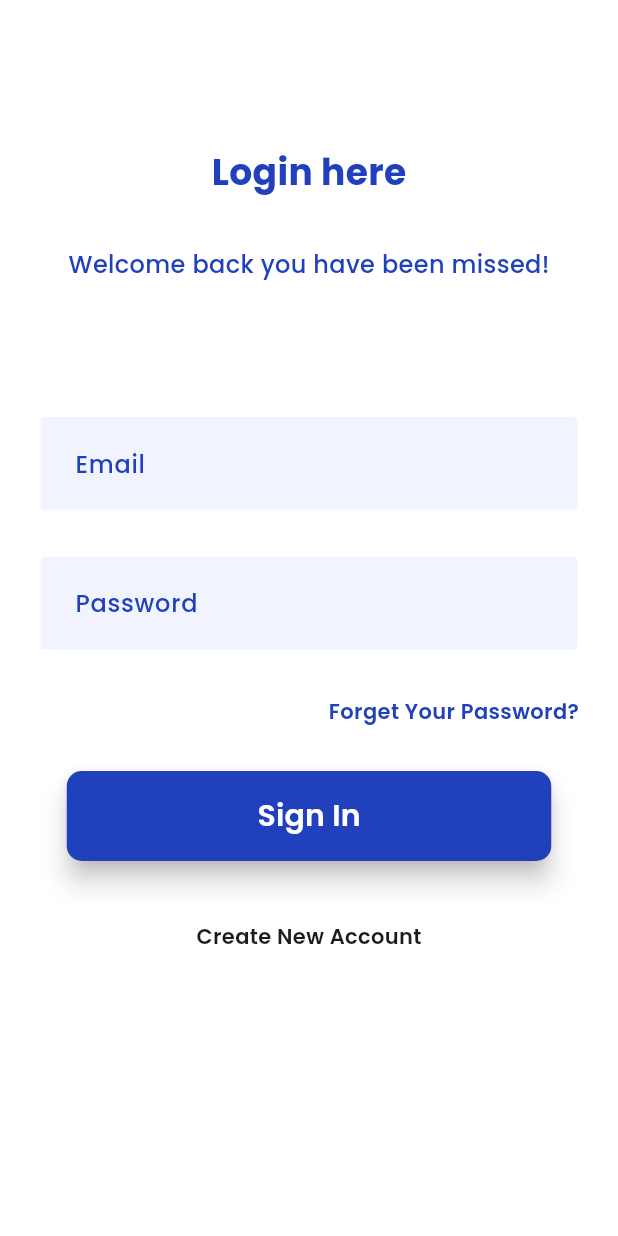
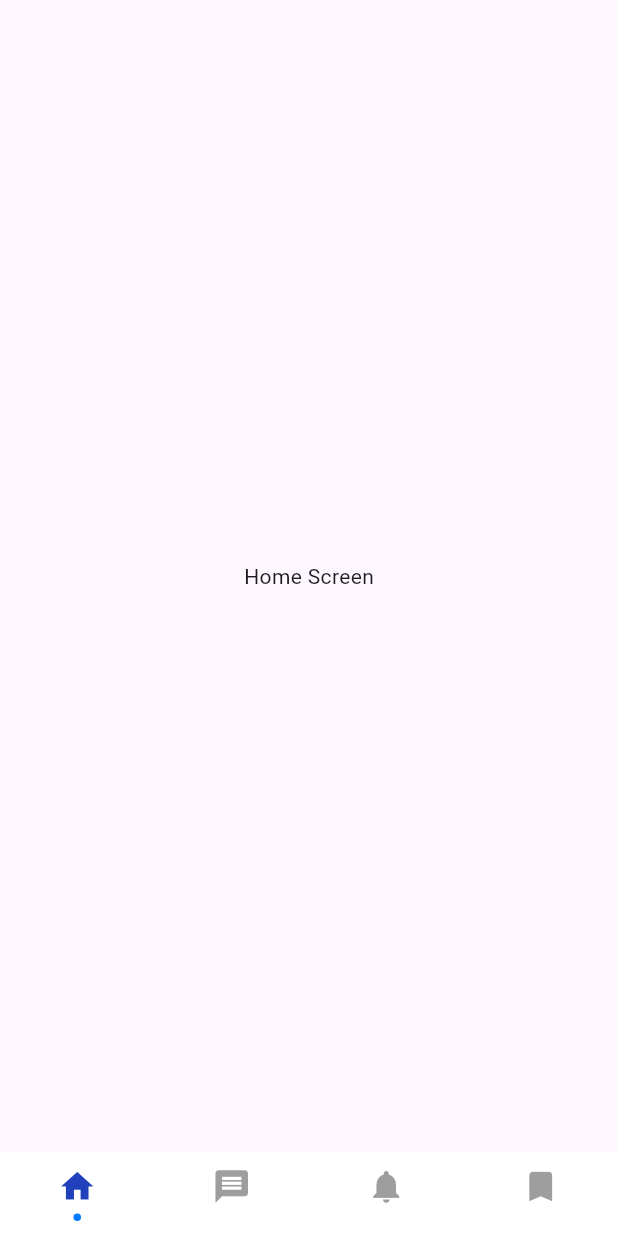
Before and after one commit to AhmedMahmoud2024/job_founder, a Flutter app: the LoginPage screen opened directly, after a tap on "Sign In", on a phone screen of 412 x 824 dp. Run offline on Flutter 3.47's test engine with Material 3 defaults, Android fonts, the phone set to English and light mode, and no system bars; drawn by our look-alikes of persistent_bottom_nav_bar_v2; our stand-ins replace google_fonts.

Commit message:
implemented navigation bar screen

```diff
--- a/lib/features/auth/login/login.dart
+++ b/lib/features/auth/login/login.dart
@@ -4,6 +4,7 @@ import 'package:flutter/material.dart';
 import '../../../core/helper/strings.dart';
 import '../../../core/theme/colors.dart';
 import '../../../core/theme/styles.dart';
+import '../../bottom_nav_bar_screen.dart';
 import '../register/register.dart';
 import 'widgets/custom_material_button.dart';
 import 'widgets/custom_text_field.dart';
@@ -36,7 +37,9 @@ class LoginPage extends StatelessWidget {
                 )),
               ),
               SizedBox(height: 30,),
-              CustomMaterialButton(MaterialButtonText: Strings.signInText),
+              CustomMaterialButton(onPressed: () {
+                Navigator.push(context, MaterialPageRoute(builder: (context) => BottomNavBarScreen()));
+              },MaterialButtonText: Strings.signInText),
               SizedBox(height: 40,),
               GestureDetector(
                 onTap: () {
--- a/lib/features/auth/login/widgets/custom_material_button.dart
+++ b/lib/features/auth/login/widgets/custom_material_button.dart
@@ -5,12 +5,13 @@ import '../../../../core/theme/styles.dart';
 
 class CustomMaterialButton extends StatelessWidget {
   const CustomMaterialButton({
-    super.key, required this.MaterialButtonText,
+    super.key, required this.MaterialButtonText, required this.onPressed,
   });
+  final VoidCallback onPressed;
 final String MaterialButtonText ;
   @override
   Widget build(BuildContext context) {
-    return MaterialButton(onPressed: (){},
+    return MaterialButton(onPressed: onPressed,
     color:AppColors.primaryColor,
     minWidth: 323,
     height:60,
--- a/lib/features/auth/register/register.dart
+++ b/lib/features/auth/register/register.dart
@@ -30,7 +30,9 @@ class RegisterPage extends StatelessWidget {
               SizedBox(height: 30,),
 
               SizedBox(height: 30,),
-           CustomMaterialButton(MaterialButtonText: Strings.signUpText),
+           CustomMaterialButton(onPressed: () {
+
+           },MaterialButtonText: Strings.signUpText),
               SizedBox(height: 40,),
               Text(Strings.alreadyHaveAnAccountText,style:Styles.popiansSemiBold14)
             ],
--- /dev/null
+++ b/lib/features/bottom_nav_bar_screen.dart
@@ -0,0 +1,53 @@
+import 'package:flutter/material.dart';
+import 'package:job_founder/core/theme/colors.dart';
+import 'package:job_founder/features/home/home_screen.dart';
+import 'package:persistent_bottom_nav_bar_v2/persistent_bottom_nav_bar_v2.dart';
+
+import 'messages/messages_screen.dart';
+import 'notifications/notifications_screen.dart';
+import 'saved_jobs/saved_jobs_screen.dart';
+
+class BottomNavBarScreen extends StatefulWidget {
+  const BottomNavBarScreen({super.key});
+
+  @override
+  State<BottomNavBarScreen> createState() => _BottomNavBarScreenState();
+}
+
+class _BottomNavBarScreenState extends State<BottomNavBarScreen> {
+
+  late PersistentTabController controller;
+
+  @override
+  void initState() {
+    // TODO: implement initState
+
+    controller=PersistentTabController(initialIndex: 0);
+  }
+
+  @override
+  Widget build(BuildContext context) {
+
+
+ List<PersistentTabConfig> tabs=[
+  PersistentTabConfig(screen: HomeScreen(), item: ItemConfig(icon: Icon(Icons.home,color: controller.index==0? AppColors.primaryColor:Colors.grey,)),),
+  PersistentTabConfig(screen: MessagesScreen(), item: ItemConfig(icon: Icon(Icons.message,color: controller.index==1? AppColors.primaryColor:Colors.grey,)),),
+  PersistentTabConfig(screen: SavedJobsScreen(), item: ItemConfig(icon: Icon(Icons.notifications,color: controller.index==2? AppColors.primaryColor:Colors.grey,)),),
+  PersistentTabConfig(screen: NotificationsScreen(), item: ItemConfig(icon: Icon(Icons.bookmark,color: controller.index==3? AppColors.primaryColor:Colors.grey,)),),
+ ];
+    return PersistentTabView(
+     controller: controller,
+      tabs: tabs,
+      onTabChanged: (value) {
+        setState(() {
+
+        });
+      },
+      navBarBuilder: (NavBarConfig navBarConfig) => Style10BottomNavBar(
+//height:70,
+        navBarDecoration: NavBarDecoration(),
+        navBarConfig: navBarConfig,
+      ),
+    );
+  }
+}
--- /dev/null
+++ b/lib/features/home/home_screen.dart
@@ -0,0 +1,12 @@
+import 'package:flutter/material.dart';
+
+class HomeScreen extends StatelessWidget {
+  const HomeScreen({super.key});
+
+  @override
+  Widget build(BuildContext context) {
+    return  Scaffold(
+      body: Center(child: Text('Home Screen'),),
+    );
+  }
+}
--- a/pubspec.yaml
+++ b/pubspec.yaml
@@ -36,6 +36,7 @@ dependencies:
   # Use with the CupertinoIcons class for iOS style icons.
   cupertino_icons: ^1.0.2
   google_fonts: ^5.0.0
+  persistent_bottom_nav_bar_v2: ^5.4.0
 
 dev_dependencies:
   flutter_test:
```
Also changed, not shown: lib/features/messages/messages_screen.dart (added, +12 -0 lines), lib/features/notifications/notifications_screen.dart (added, +11 -0 lines), lib/features/saved_jobs/saved_jobs_screen.dart (added, +11 -0 lines), pubspec.lock.
